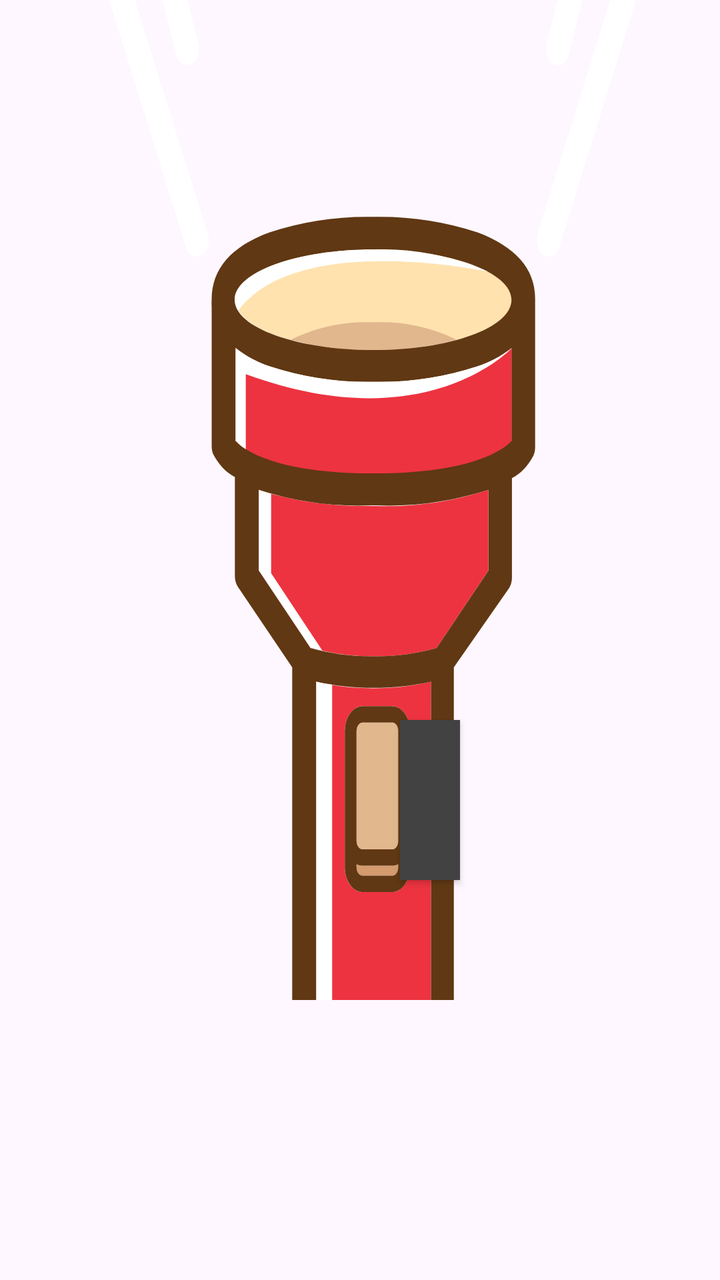
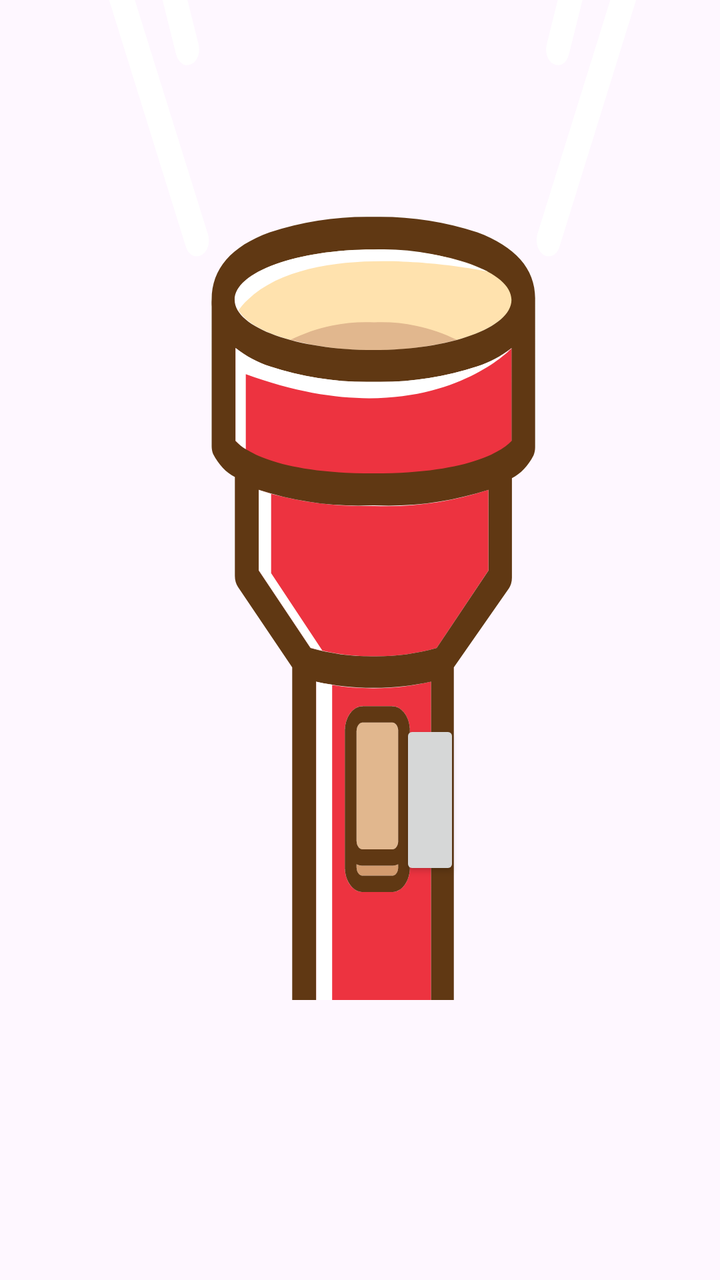

Compare the two renders of this Android layout. The source of the first and the diff that turns it into the second are given below.
<!-- AndroidManifest.xml: application theme Theme.FlashTorch -->
<!-- res/layout/fragment_first.xml -->
<?xml version="1.0" encoding="utf-8"?>
<androidx.core.widget.NestedScrollView xmlns:android="http://schemas.android.com/apk/res/android"
    xmlns:app="http://schemas.android.com/apk/res-auto"
    xmlns:tools="http://schemas.android.com/tools"
    android:layout_width="match_parent"
    android:layout_height="match_parent"
    tools:context=".FirstFragment">

    <LinearLayout
        android:layout_width="match_parent"
        android:layout_height="match_parent"
        android:orientation="vertical"
        android:background="@drawable/flash_1_"


        >
        <ImageView
            android:id="@+id/emmissions"
            android:layout_width="match_parent"
            android:layout_height="150dp"
            android:src="@drawable/flash_4_"
            android:visibility="invisible"
            />
        <Button
            android:id="@+id/flashButton"
            android:layout_width="30dp"
            android:layout_marginStart="200dp"

            android:layout_height="80dp"
            android:background="@color/cardview_dark_background"
            android:layout_marginTop="210dp"

            />



    </LinearLayout>


</androidx.core.widget.NestedScrollView>
<!-- resources referenced by this layout -->
<resources>
  <!-- drawable flash_1_: vector/xml drawable (drawable, 17281 chars, omitted) -->
  <!-- drawable flash_4_: vector/xml drawable (drawable, 2878 chars, omitted) -->
  <style name="Theme.FlashTorch" parent="Base.Theme.FlashTorch" />
  <style name="Base.Theme.FlashTorch" parent="Theme.Material3.DayNight.NoActionBar">
          
          
      </style>
</resources>

<!-- the commit's change to res/layout/fragment_first.xml (unified diff, before → after) -->
@@ -27,7 +27,7 @@
             android:layout_marginStart="200dp"
 
             android:layout_height="80dp"
-            android:background="@color/cardview_dark_background"
+
             android:layout_marginTop="210dp"
 
             />
